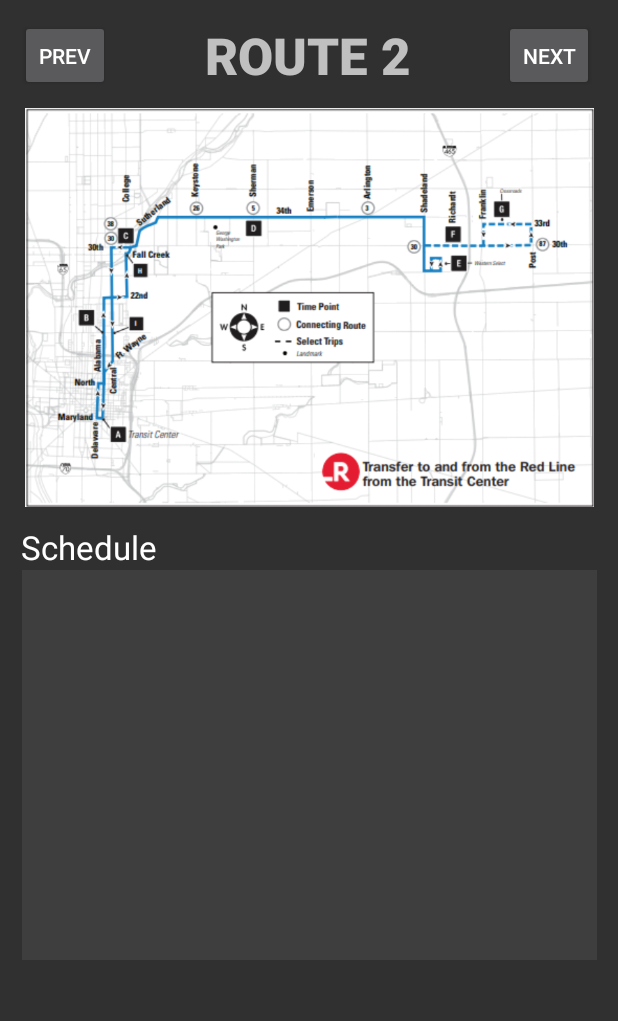
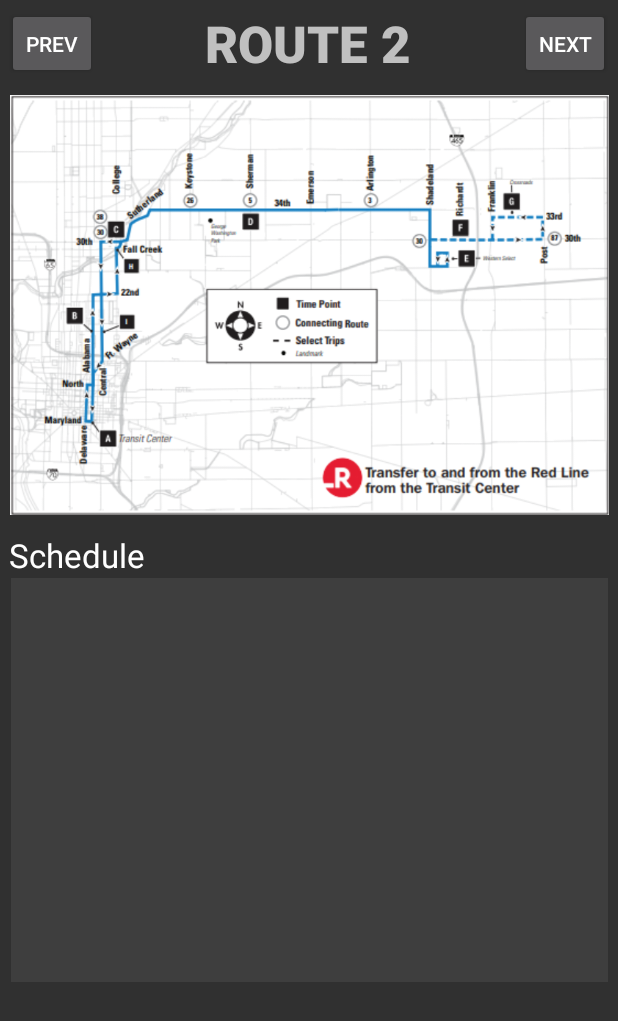
Before and after one commit to n-sudo/ProTeam-Transportation-08, an Android app: the BusRoutesActivity screen opened directly, with no data from a screen before it, on a phone screen of 412 x 824 dp. Shown: the top 1021 px of the screen. Run offline under Robolectric (Android 15) with nearby library versions, the light colour scheme and no system bars.

Commit message:
"added safety info activity"

```diff
--- a/app/src/main/AndroidManifest.xml
+++ b/app/src/main/AndroidManifest.xml
@@ -15,7 +15,8 @@
         android:roundIcon="@mipmap/ic_launcher_round"
         android:supportsRtl="true"
         android:theme="@style/AppTheme">
-        <activity android:name=".BusRoutesActivity"></activity>
+        <activity android:name=".SafetyActivity"></activity>
+        <activity android:name=".BusRoutesActivity" />
         <!--
              The API key for Google Maps-based APIs is defined as a string resource.
              (See the file "res/values/google_maps_api.xml").
--- a/app/src/main/res/layout/activity_bus_routes.xml
+++ b/app/src/main/res/layout/activity_bus_routes.xml
@@ -29,9 +29,9 @@
 
     <TextView
         android:id="@+id/routeTitle"
-        android:layout_width="238dp"
+        android:layout_width="274dp"
         android:layout_height="49dp"
-        android:layout_marginTop="12dp"
+        android:layout_marginTop="4dp"
         android:fontFamily="sans-serif-medium"
         android:gravity="center"
         android:text="ROUTE ##"
@@ -41,14 +41,14 @@
         android:textStyle="bold"
         android:verticalScrollbarPosition="defaultPosition"
         app:layout_constraintEnd_toEndOf="parent"
-        app:layout_constraintHorizontal_bias="0.497"
+        app:layout_constraintHorizontal_bias="0.496"
         app:layout_constraintStart_toStartOf="parent"
         app:layout_constraintTop_toTopOf="parent" />
 
     <ImageView
         android:id="@+id/routeMap"
-        android:layout_width="383dp"
-        android:layout_height="266dp"
+        android:layout_width="399dp"
+        android:layout_height="280dp"
         android:scaleType="centerInside"
         android:visibility="visible"
         app:layout_constraintBottom_toBottomOf="parent"
@@ -67,14 +67,14 @@
         android:text="Schedule"
         android:textAppearance="@style/TextAppearance.AppCompat.Large"
         app:layout_constraintEnd_toEndOf="parent"
-        app:layout_constraintHorizontal_bias="0.051"
+        app:layout_constraintHorizontal_bias="0.022"
         app:layout_constraintStart_toStartOf="parent"
         app:layout_constraintTop_toBottomOf="@+id/routeMap" />
 
     <androidx.recyclerview.widget.RecyclerView
         android:id="@+id/recyclerView2"
-        android:layout_width="383dp"
-        android:layout_height="260dp"
+        android:layout_width="398dp"
+        android:layout_height="269dp"
         android:background="#3E3E3E"
         app:layout_constraintBottom_toBottomOf="parent"
         app:layout_constraintEnd_toEndOf="parent"
--- a/app/src/main/res/values/colors.xml
+++ b/app/src/main/res/values/colors.xml
@@ -1,6 +1,6 @@
 <?xml version="1.0" encoding="utf-8"?>
 <resources>
     <color name="colorPrimary">#FFFF4444</color>
-    <color name="colorPrimaryDark">#FFCC0000</color>
+    <color name="colorPrimaryDark">#4a4a4a</color>
     <color name="colorAccent">#03DAC5</color>
 </resources>
```
Also changed, not shown: app/src/main/java/com/example/quicksmart/MainActivity.java (+18 -5 lines), app/src/main/java/com/example/quicksmart/SafetyActivity.java (added, +14 -0 lines), app/src/main/res/layout/activity_main.xml (+11 -6 lines), app/src/main/res/layout/activity_safety.xml (added, +20 -0 lines).
